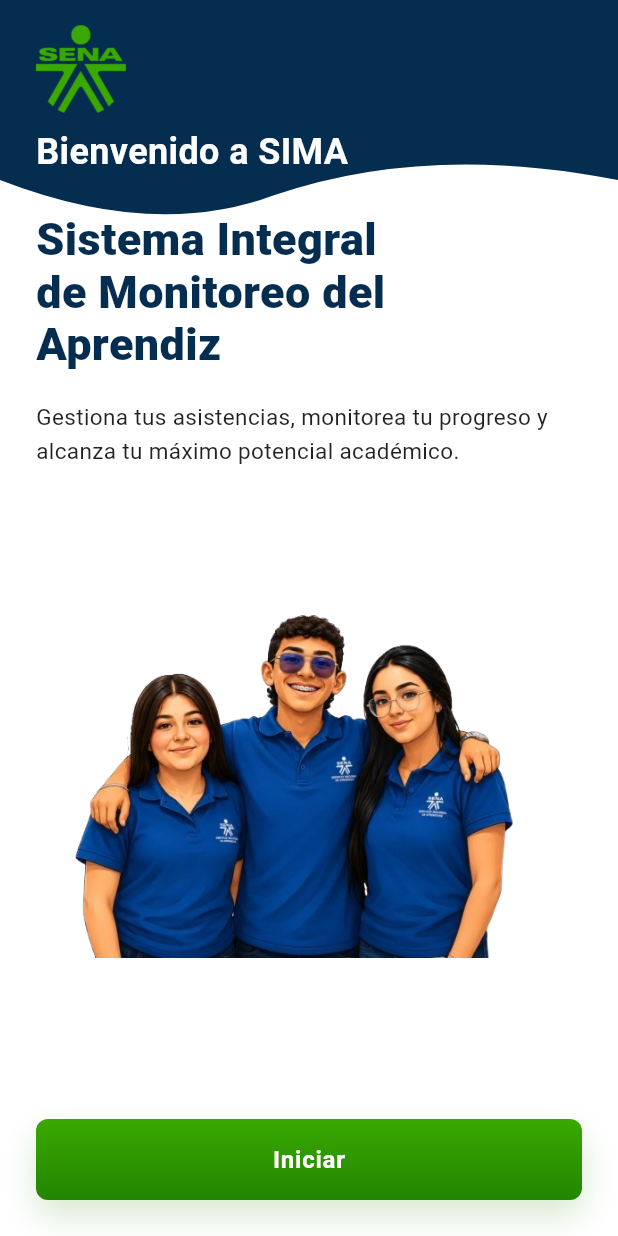
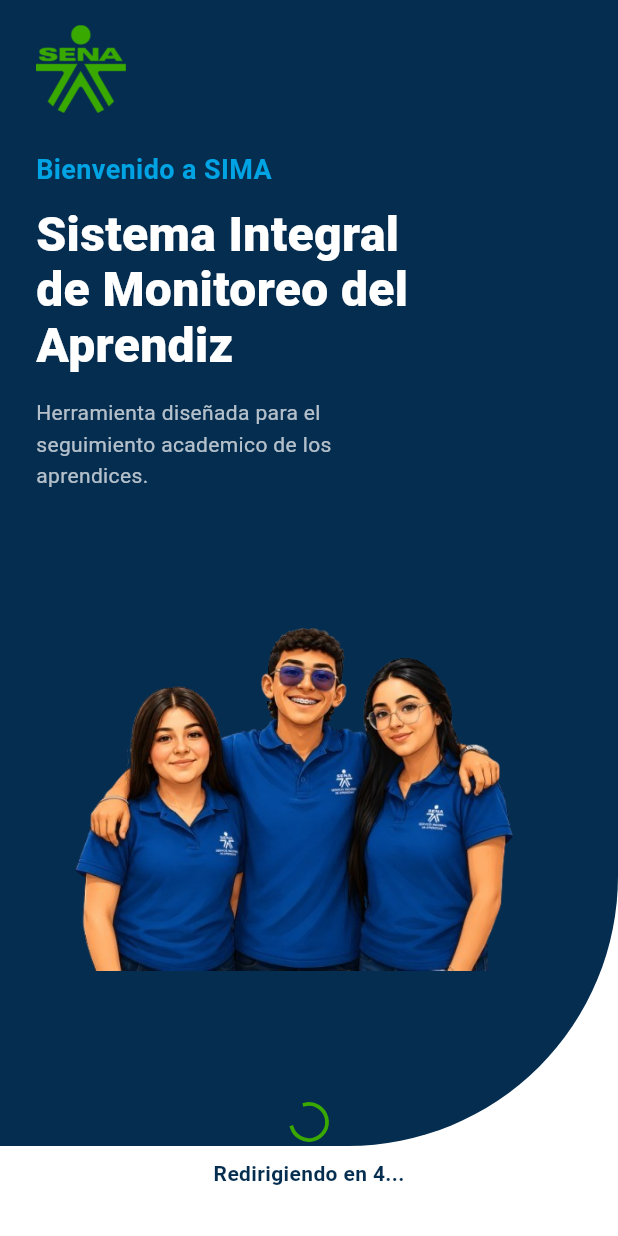
Before and after one commit to tatalds81-cmyk/SIMA-FRONTEND-MOVIL, a Flutter app: the WelcomePage screen opened directly, on a phone screen of 412 x 824 dp. Run offline on Flutter 3.47's test engine with Material 3 defaults, Android fonts, the phone set to English and light mode, and no system bars.

Commit message:
feat: Ajuste de Login

```diff
--- a/lib/features/login/welcome_page.dart
+++ b/lib/features/login/welcome_page.dart
@@ -1,37 +1,81 @@
+import 'dart:async';
 import 'package:flutter/material.dart';
-import 'widgets/custom_button.dart';
 import 'login_page.dart';
 
-class WelcomePage extends StatelessWidget {
+class WelcomePage extends StatefulWidget {
   const WelcomePage({super.key});
+
+  @override
+  State<WelcomePage> createState() => _WelcomePageState();
+}
+
+class _WelcomePageState extends State<WelcomePage> {
+  int _counter = 5;
+  Timer? _timer;
+
+  @override
+  void initState() {
+    super.initState();
+    _startTimer();
+  }
+
+  void _startTimer() {
+    _timer = Timer.periodic(const Duration(seconds: 1), (timer) {
+      if (_counter > 1) {
+        setState(() {
+          _counter--;
+        });
+      } else {
+        _timer?.cancel();
+        if (mounted) {
+          Navigator.pushReplacement(
+            context,
+            MaterialPageRoute(
+              builder: (context) => const LoginPage(),
+            ),
+          );
+        }
+      }
+    });
+  }
+
+  @override
+  void dispose() {
+    _timer?.cancel();
+    super.dispose();
+  }
 
   @override
   Widget build(BuildContext context) {
     return Scaffold(
-      body: Container(
-        color: Colors.white,
-        child: Stack(
+      backgroundColor: Colors.white,
+      body: Stack(
         children: [
-            // Forma superior azul oscuro
+          // Fondo azul oscuro principal con redondeado inferior derecho
           Positioned(
             top: 0,
             left: 0,
             right: 0,
-              child: ClipPath(
-                clipper: _TopWaveClipper(),
+            bottom: 60, // Espacio justo para el área blanca inferior
             child: Container(
-                  height: 160,
-                  color: const Color(0xFF052D4F),
+              decoration: const BoxDecoration(
+                color: Color(0xFF052D4F),
+                borderRadius: BorderRadius.only(
+                  bottomRight: Radius.circular(180), // Curva idéntica a la del login y web
+                ),
               ),
             ),
           ),
           SafeArea(
+            child: Column(
+              children: [
+                Expanded(
                   child: Padding(
                     padding: const EdgeInsets.symmetric(horizontal: 24.0, vertical: 16.0),
                     child: Column(
                       crossAxisAlignment: CrossAxisAlignment.start,
                       children: [
-                // Top-left SENA Logo (White)
+                        // Top-left SENA Logo (Green)
                         Image.asset(
                           'assets/images/logo-Sena.png',
                           height: 60,
@@ -40,7 +84,6 @@
                           color: const Color(0xFF39A900), // verde SENA
                           colorBlendMode: BlendMode.srcIn,
                           errorBuilder: (context, error, stackTrace) {
-                    // Fallback if logo is missing
                             return Container(
                               width: 50,
                               height: 50,
@@ -61,38 +104,42 @@
                             );
                           },
                         ),
-                const SizedBox(height: 8), // Reducido para subir el texto
+                        const SizedBox(height: 24),
 
-                // Welcome text
+                        // Welcome text (Light Blue)
                         const Text(
                           'Bienvenido a SIMA',
                           style: TextStyle(
-                    fontSize: 24, // Un poco más grande
+                            fontSize: 18,
                             fontWeight: FontWeight.w600,
-                    color: Colors.white, // Color blanco
+                            color: Color(0xFF00A4E4), // Azul claro / celeste
                           ),
                         ),
-                const SizedBox(height: 24),
+                        const SizedBox(height: 12),
+                        // Title
                         const Text(
                           'Sistema Integral\nde Monitoreo del\nAprendiz',
                           style: TextStyle(
-                    fontSize: 30,
+                            fontSize: 32,
                             fontWeight: FontWeight.w800,
-                    color: const Color(0xFF052D4F),
+                            color: Colors.white,
                             height: 1.15,
                           ),
                         ),
-                const SizedBox(height: 20),
+                        const SizedBox(height: 16),
 
                         // Subtitle
                         const Text(
-                  'Gestiona tus asistencias, monitorea tu progreso y alcanza tu máximo potencial académico.',
+                          'Herramienta diseñada para el\nseguimiento academico de los\naprendices.',
                           style: TextStyle(
-                    fontSize: 15,
-                    color: Colors.black87,
+                            fontSize: 14,
+                            color: Colors.white70,
                             height: 1.5,
                           ),
                         ),
+
+                        // Spacer to push image down a bit if needed
+                        const SizedBox(height: 20),
 
                         // Image of Apprentices
                         Expanded(
@@ -100,8 +147,8 @@
                             child: Image.asset(
                               'assets/images/aprendices_sena.png',
                               fit: BoxFit.contain,
+                              alignment: Alignment.bottomCenter,
                               errorBuilder: (context, error, stackTrace) {
-                        // Fallback illustration if image is missing
                                 return Container(
                                   height: 200,
                                   width: double.infinity,
@@ -132,29 +179,35 @@
                             ),
                           ),
                         ),
-                const SizedBox(height: 24),
+                      ],
+                    ),
+                  ),
+                ),
 
-                // Button "Iniciar" (Green Gradient)
-                CustomButton(
-                  text: 'Iniciar',
-                  gradient: const LinearGradient(
-                    colors: [
-                      Color(0xFF39A900), // --sima-green
-                      Color(0xFF238500), // --sima-green-dark
-                    ],
-                    begin: Alignment.topCenter,
-                    end: Alignment.bottomCenter,
+                // Bottom part with the countdown in the white area
+                Padding(
+                  padding: const EdgeInsets.only(bottom: 32.0, top: 16.0),
+                  child: Center(
+                    child: Column(
+                      mainAxisSize: MainAxisSize.min,
+                      children: [
+                        const SizedBox(
+                          height: 24,
+                          width: 24,
+                          child: CircularProgressIndicator(
+                            strokeWidth: 2.5,
+                            valueColor: AlwaysStoppedAnimation<Color>(Color(0xFF39A900)),
                           ),
-                  onPressed: () {
-                    Navigator.push(
-                      context,
-                      MaterialPageRoute(
-                        builder: (context) => const LoginPage(),
                         ),
-                    );
-                  },
+                        const SizedBox(height: 12),
+                        Text(
+                          'Redirigiendo en $_counter...',
+                          style: const TextStyle(
+                            fontSize: 14,
+                            fontWeight: FontWeight.w600,
+                            color: Color(0xFF052D4F),
                           ),
-                const SizedBox(height: 8),
+                        ),
                       ],
                     ),
                   ),
@@ -162,29 +215,8 @@
               ],
             ),
           ),
+        ],
+      ),
     );
   }
 }
-
-class _TopWaveClipper extends CustomClipper<Path> {
-  @override
-  Path getClip(Size size) {
-    var path = Path();
-    path.lineTo(0, size.height - 40);
-
-    var firstControlPoint = Offset(size.width / 4, size.height);
-    var firstEndPoint = Offset(size.width / 2.25, size.height - 30);
-    path.quadraticBezierTo(firstControlPoint.dx, firstControlPoint.dy, firstEndPoint.dx, firstEndPoint.dy);
-
-    var secondControlPoint = Offset(size.width - (size.width / 3.25), size.height - 65);
-    var secondEndPoint = Offset(size.width, size.height - 40);
-    path.quadraticBezierTo(secondControlPoint.dx, secondControlPoint.dy, secondEndPoint.dx, secondEndPoint.dy);
-
-    path.lineTo(size.width, 0);
-    path.close();
-    return path;
-  }
-
-  @override
-  bool shouldReclip(CustomClipper<Path> oldClipper) => false;
-}
```
Also changed, not shown: lib/features/login/login_page.dart (+32 -17 lines). Lines whose indentation alone changed are shown as unchanged.
